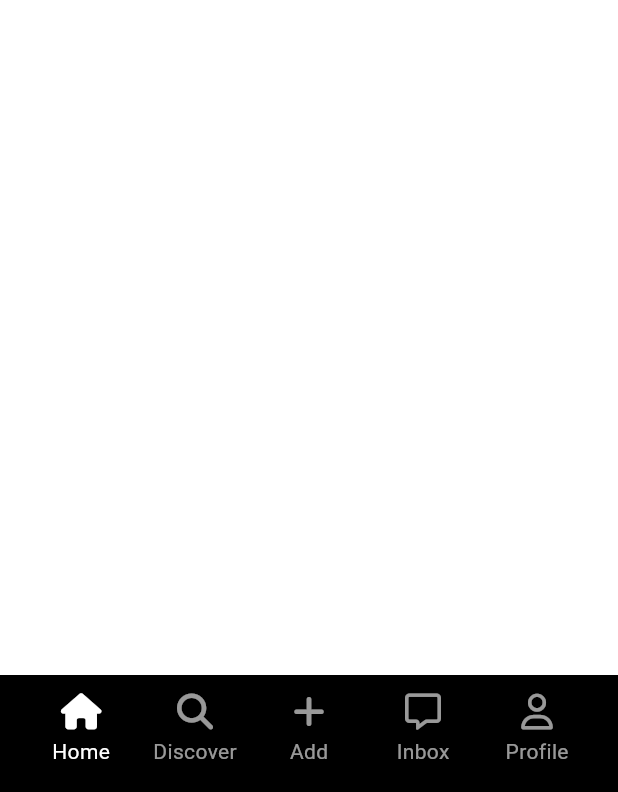
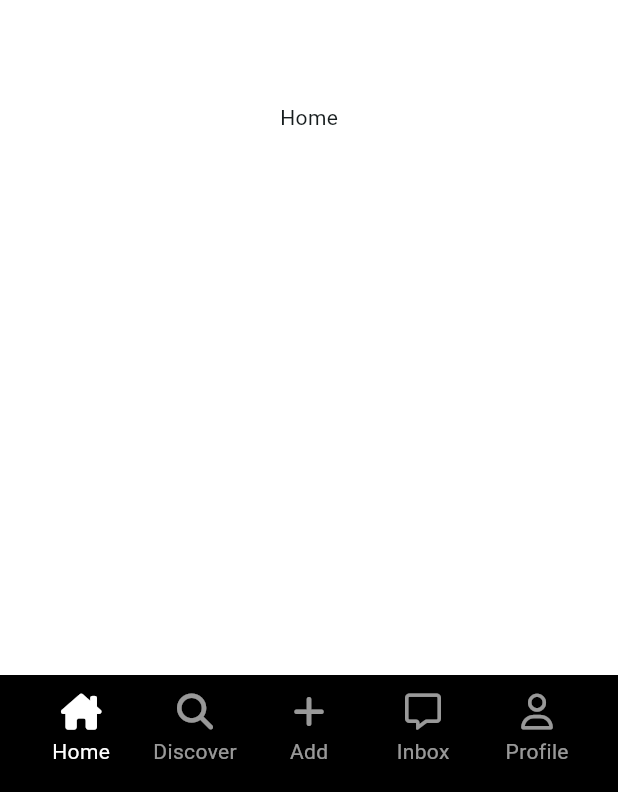
Before and after one commit to thekuhn37/flutter_tiktokclone, a Flutter app: the screen it shows after launch, on a phone screen of 412 x 824 dp. Shown: the part 441-1233 px from the top of the screen. Run offline on Flutter 3.47's test engine with Material 3 defaults, Android fonts, the phone set to English and light mode, and no system bars; our stand-ins replace font_awesome_flutter.

Commit message:
bottomnavigationbar_custom_made

```diff
--- a/lib/features/main_navigation/main_navigation_screen.dart
+++ b/lib/features/main_navigation/main_navigation_screen.dart
@@ -21,14 +21,15 @@ class _MainNavigationScreenState extends State<MainNavigationScreen> {
     const Center(
       child: Text('Search'),
     ),
+    Container(),
+    // const Center(
+    //   child: Text('Add'),
+    // ),
     const Center(
-      child: Text('Cart'),
+      child: Text('Inbox'),
     ),
     const Center(
-      child: Text('Account'),
-    ),
-    const Center(
-      child: Text('Share'),
+      child: Text('Profile'),
     ),
   ];
 
@@ -41,6 +42,8 @@ class _MainNavigationScreenState extends State<MainNavigationScreen> {
   @override
   Widget build(BuildContext context) {
     return Scaffold(
+      body: screens[_selectedIndex],
+      // or 'screens.elementAt(_selectedIndex)'
       bottomNavigationBar: BottomAppBar(
         color: Colors.black,
         child: Row(
@@ -48,30 +51,35 @@ class _MainNavigationScreenState extends State<MainNavigationScreen> {
           children: [
             NavTab(
               label: 'Home',
+              selectedicon: FontAwesomeIcons.houseChimney,
               icon: FontAwesomeIcons.house,
               isSelected: _selectedIndex == 0,
               onTap: () => _onTap(0),
             ),
             NavTab(
               label: 'Discover',
+              selectedicon: FontAwesomeIcons.magnifyingGlassPlus,
               icon: FontAwesomeIcons.magnifyingGlass,
               isSelected: _selectedIndex == 1,
               onTap: () => _onTap(1),
             ),
             NavTab(
               label: 'Add',
+              selectedicon: FontAwesomeIcons.squarePlus,
               icon: FontAwesomeIcons.plus,
               isSelected: _selectedIndex == 2,
               onTap: () => _onTap(2),
             ),
             NavTab(
               label: 'Inbox',
+              selectedicon: FontAwesomeIcons.solidMessage,
               icon: FontAwesomeIcons.message,
               isSelected: _selectedIndex == 3,
               onTap: () => _onTap(3),
             ),
             NavTab(
               label: 'Profile',
+              selectedicon: FontAwesomeIcons.solidUser,
               icon: FontAwesomeIcons.user,
               isSelected: _selectedIndex == 4,
               onTap: () => _onTap(4),
--- a/lib/features/main_navigation/widgets/nav_tab.dart
+++ b/lib/features/main_navigation/widgets/nav_tab.dart
@@ -6,6 +6,7 @@ import 'package:tiktokclone/constants/gaps.dart';
 class NavTab extends StatelessWidget {
   final String label;
   final IconData icon;
+  final IconData selectedicon;
   final bool isSelected;
   final Function onTap;
 
@@ -15,6 +16,7 @@ class NavTab extends StatelessWidget {
     required this.icon,
     required this.isSelected,
     required this.onTap,
+    required this.selectedicon,
   });
 
   @override
@@ -31,7 +33,7 @@ class NavTab extends StatelessWidget {
             child: Column(
               children: [
                 FaIcon(
-                  icon,
+                  isSelected ? selectedicon : icon,
                   color: Colors.white,
                 ),
                 Gaps.v5,
```
